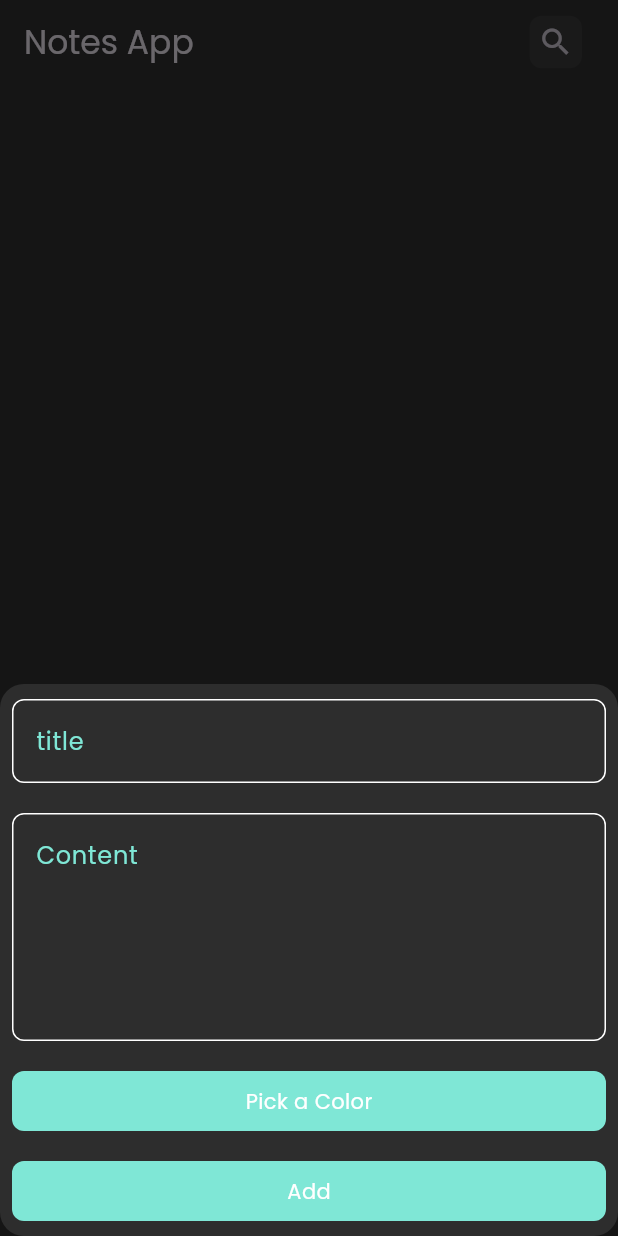
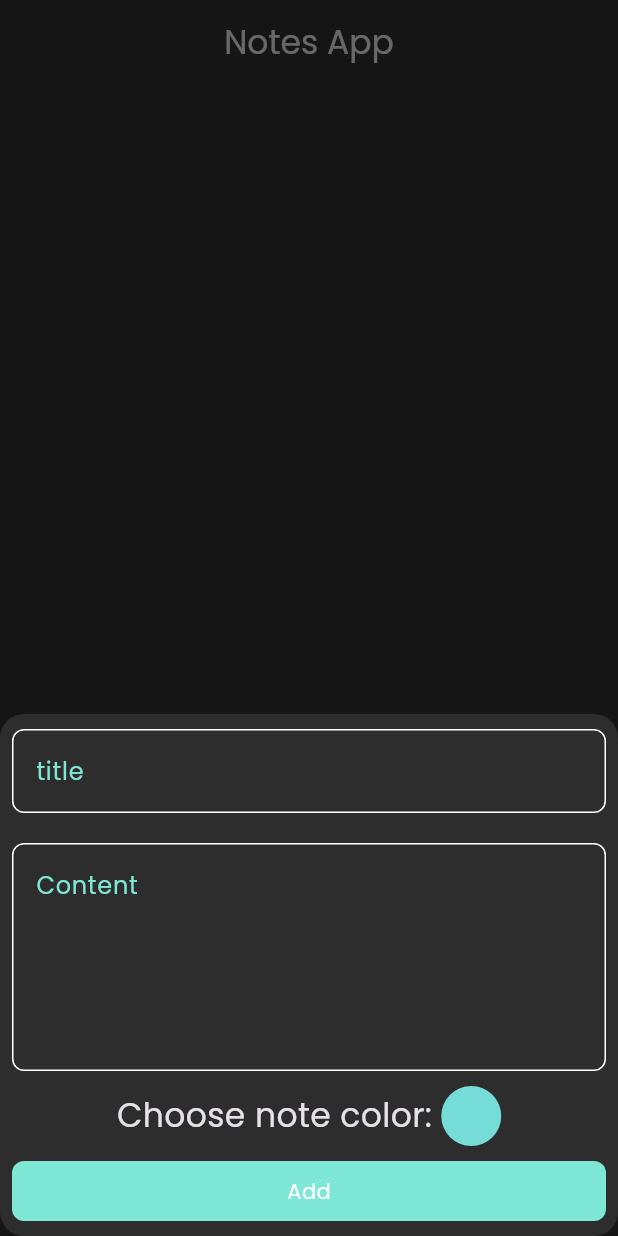
Before and after one commit to mustafa-ahmed-000/notes_app, a Flutter app: the screen it shows after launch, after a tap on the "add" icon, on a phone screen of 412 x 824 dp. Run offline on Flutter 3.47's test engine with Material 3 defaults, Android fonts, the phone set to English and light mode, and no system bars; our stand-ins replace bloc, date_format, flutter_bloc, flutter_colorpicker, hive, hive_flutter and 1 more; accounts and stored records are empty.

Commit message:
changing the ui of  adding color

```diff
--- a/lib/helpers/show_snack_bar.dart
+++ b/lib/helpers/show_snack_bar.dart
@@ -3,6 +3,7 @@ import 'package:flutter/material.dart';
 void showSnackBar({required BuildContext context, required String message}) {
   ScaffoldMessenger.of(context).showSnackBar(
     SnackBar(
+      duration: Duration(seconds: 1),
       content: Text(
         message,
         style: TextStyle(fontSize: 22),
--- a/lib/screens/home_screen.dart
+++ b/lib/screens/home_screen.dart
@@ -29,7 +29,7 @@ class HomeScreen extends StatelessWidget {
         appBar: AppBar(
           backgroundColor: const Color(0xff2D2D2D),
           title: const Text('Notes App'),
-          actions: [CustomAppBarIcon(icon: Icons.search, onTap: () {})],
+          centerTitle: true,
         ),
         body: const NoteScreenBody()
         // No need to set backgroundColor here. Let the theme control it.
--- a/lib/widgets/add_note_form.dart
+++ b/lib/widgets/add_note_form.dart
@@ -27,7 +27,9 @@ class _AddNoteFormState extends State<AddNoteForm> {
   String? title, subTitle;
   int? chosenColor;
   getPickedColor(int pickedColor) {
-    chosenColor = pickedColor;
+    setState(() {
+      chosenColor = pickedColor;
+    });
   }
 
   @override
@@ -56,12 +58,28 @@ class _AddNoteFormState extends State<AddNoteForm> {
             onChanged: (onChanged) {},
             hintTextColor: kPrimaryColor,
           ),
-          CustomButton(
-              text: "Pick a Color",
-              onTap: () {
-                pick_a_color(context: context, getPickedColor: getPickedColor);
-              },
-              buttonColor: kPrimaryColor),
+          Row(
+            mainAxisAlignment: MainAxisAlignment.center,
+            children: [
+              Text(
+                "Choose note color: ",
+                style: TextStyle(
+                  fontSize: 22,
+                ),
+              ),
+              GestureDetector(
+                onTap: () {
+                  pick_a_color(
+                      context: context, getPickedColor: getPickedColor);
+                },
+                child: CircleAvatar(
+                  // text: "Pick a note Color",
+                  //,
+                  backgroundColor: Color(chosenColor ?? 0xff75DCD7),
+                ),
+              ),
+            ],
+          ),
           BlocBuilder<AddNoteCubit, AddNoteState>(
             builder: (context, state) {
               return CustomButton(
--- a/lib/widgets/color_picker_widget.dart
+++ b/lib/widgets/color_picker_widget.dart
@@ -6,9 +6,9 @@ import 'package:notes_app/helpers/show_snack_bar.dart';
 
 class MyColorPicker extends StatefulWidget {
   const MyColorPicker(
-      {super.key, required this.getPickedColor, this.disableSnackBar = false});
+      {super.key, required this.getPickedColor, this.enableSnackBar = false});
   final Function(int) getPickedColor;
-  final bool disableSnackBar;
+  final bool enableSnackBar;
 
   @override
   State<MyColorPicker> createState() => _MyColorPickerState();
@@ -57,7 +57,7 @@ class _MyColorPickerState extends State<MyColorPicker> {
           onPressed: () {
             setState(() => currentColor = pickerColor);
             widget.getPickedColor(currentColor.value);
-            widget.disableSnackBar
+            widget.enableSnackBar
                 ? showSnackBar(
                     context: context, message: "color changed succeffuly")
                 : null;
--- a/lib/widgets/custom_button.dart
+++ b/lib/widgets/custom_button.dart
@@ -20,7 +20,6 @@ class CustomButton extends StatelessWidget {
         padding: const EdgeInsets.symmetric(vertical: 10, horizontal: 8),
         child: Container(
           alignment: Alignment.center,
-          width: double.infinity,
           height: 40,
           decoration: BoxDecoration(
               color: buttonColor, borderRadius: BorderRadius.circular(8)),
```
Also changed, not shown: lib/helpers/picking_a_color.dart (+5 -2 lines), lib/screens/edit_screen.dart (+22 -4 lines).
